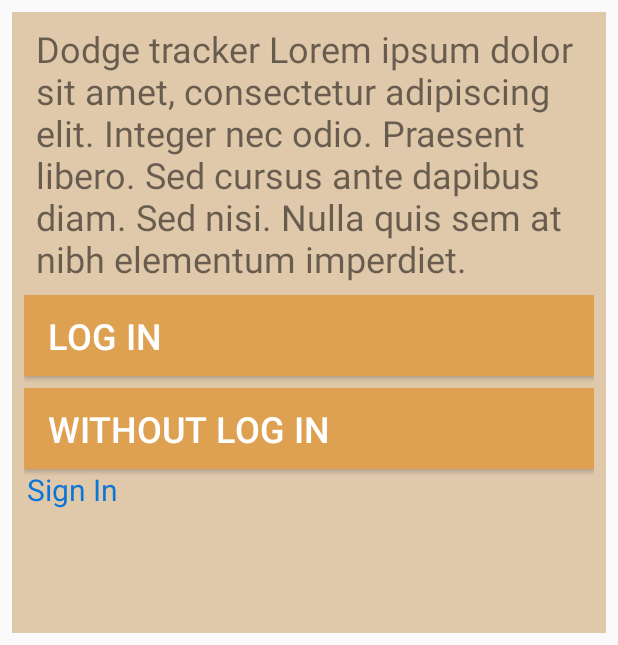
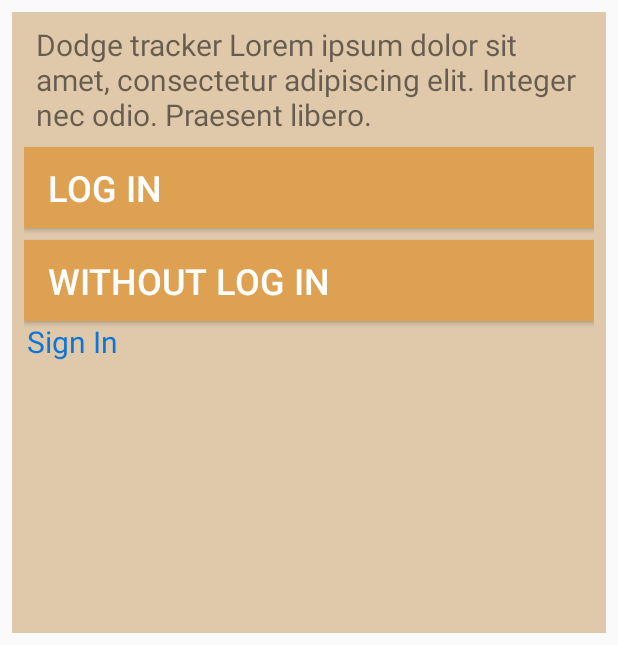
Before and after one commit to Herty94/DogeTracker, an Android app: the screen it shows after launch (MainActivity), on a phone screen of 412 x 824 dp, the part 591-1236 px from its top. Run offline under Robolectric (Android 15) with nearby library versions, the phone set to English and light mode, and no system bars.

Commit message:
Android - Dev. task #8122 (New): Prihlasovacia obrazovka

```diff
--- a/app/src/main/java/company/locahost/itsc/dogetracker/MainActivity.kt
+++ b/app/src/main/java/company/locahost/itsc/dogetracker/MainActivity.kt
@@ -5,6 +5,8 @@ import android.os.Bundle
 
 class MainActivity : AppCompatActivity() {
 
+
+
     override fun onCreate(savedInstanceState: Bundle?) {
         super.onCreate(savedInstanceState)
         setContentView(R.layout.activity_main)
--- a/app/src/main/res/layout/activity_main.xml
+++ b/app/src/main/res/layout/activity_main.xml
@@ -31,7 +31,7 @@
                 android:layout_width="wrap_content"
                 android:layout_height="wrap_content"
                 android:text="@string/lorem"
-                android:textSize="24sp"/>
+                android:textSize="20sp"/>
 
         <Button
                 android:layout_width="match_parent"
--- a/app/src/main/res/values/strings.xml
+++ b/app/src/main/res/values/strings.xml
@@ -5,6 +5,5 @@
     <string name="tw_sign">Sign In</string>
     <string name="logo_desc">logo Dodge tracker</string>
     <string name="lorem">Dodge tracker Lorem ipsum dolor sit amet, consectetur
-        adipiscing elit. Integer nec odio. Praesent libero. Sed cursus ante
-        dapibus diam. Sed nisi. Nulla quis sem at nibh elementum imperdiet.</string>
+        adipiscing elit. Integer nec odio. Praesent libero.</string>
 </resources>
```
